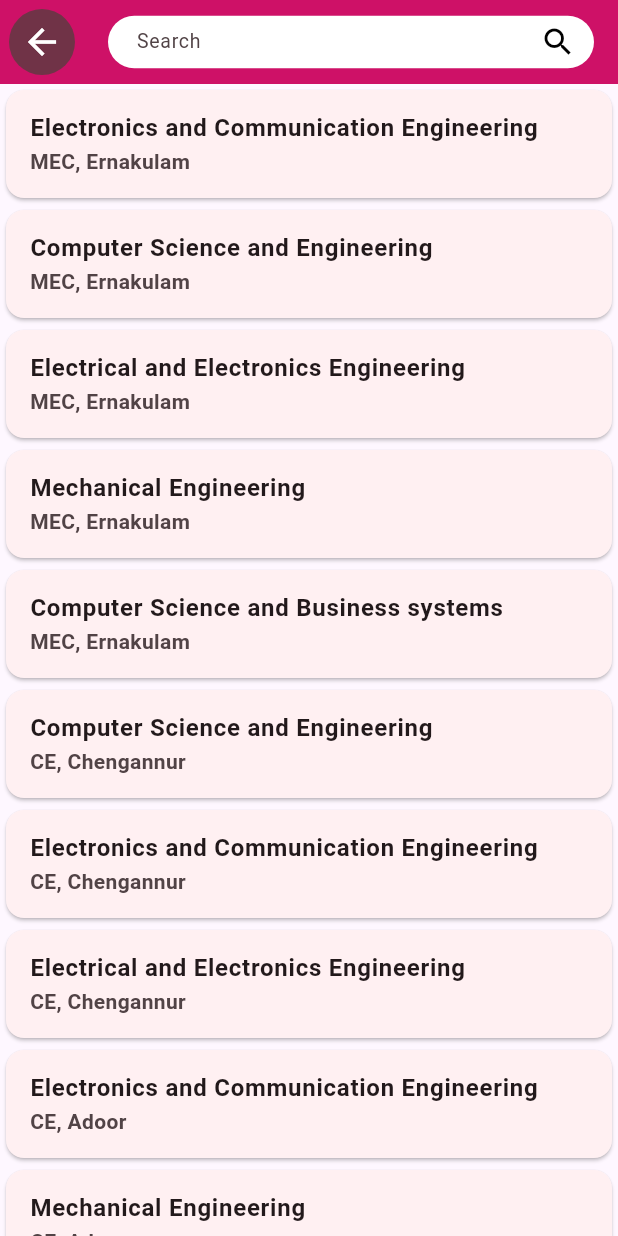
After one commit to MaheswariDarish/fluttermp, a Flutter app: the SearchPage screen opened directly, on a phone screen of 412 x 824 dp. The commit adds this screen. Run offline on Flutter 3.47's test engine with Material 3 defaults, Android fonts, the phone set to English and light mode, and no system bars; our stand-ins replace carousel_slider, cloud_firestore, firebase_core, firebase_messaging, get, google_fonts and 3 more; missing offline and left inert: syncfusion_flutter_pdfviewer; accounts and stored records are empty.

Commit message:
search added routing not done

```diff
--- a/lib/institutions/institution_class.dart
+++ b/lib/institutions/institution_class.dart
@@ -5,6 +5,7 @@ class InstitutionObject {
   final Widget page;
   const InstitutionObject({required this.name, required this.page});
 }
+
 
 class Poly {
   final String name,
--- a/lib/screens/SreenHome.dart
+++ b/lib/screens/SreenHome.dart
@@ -2,7 +2,7 @@ import 'package:flutter/material.dart';
 import 'package:flutter_application_1/screens/gridScreens/NoticePage.dart';
 import 'package:flutter_application_1/screens/ScreenMap.dart';
 import 'package:flutter_application_1/screens/ScreenNotifications.dart';
-
+import 'package:flutter_application_1/screens/search/search_page.dart';
   import 'package:flutter_application_1/screens/StartingScreen.dart';
 
 class ScreenHome extends StatefulWidget {
@@ -44,6 +44,24 @@ class _ScreenHomeState extends State<ScreenHome> {
       appBar: AppBar(
         title: Text(screenNow == "StartingScreen" ? "Home" : "IHRD"),
         centerTitle: true,
+        iconTheme: const IconThemeData(color: Colors.white, size: 28),
+          actions: [
+            IconButton(
+              onPressed: () {
+                Navigator.of(context).push(
+                  PageRouteBuilder(
+                    pageBuilder: (_, __, ___) => SearchPage(),
+                    transitionDuration: Duration(milliseconds: 500),
+                    transitionsBuilder: (_, a, __, c) =>
+                        FadeTransition(opacity: a, child: c),
+                  ),
+                );
+              },
+              icon: const Icon(
+                Icons.search,
+                color: Colors.white,
+              ),
+            ),],
       ),
       drawer: Drawer(
           backgroundColor: Theme.of(context).appBarTheme.backgroundColor,
--- /dev/null
+++ b/lib/screens/search/course_model.dart
@@ -0,0 +1,17 @@
+class InstitutionObject {
+  final String name;
+  final String page;
+
+  InstitutionObject({required this.name, required this.page});
+}
+
+class CourseModal extends InstitutionObject {
+  final String courseName;
+  final String collegeName;
+
+  CourseModal({
+    required this.courseName,
+    required this.collegeName,
+    required String page,
+  }) : super(name: courseName, page: page);
+}
--- /dev/null
+++ b/lib/screens/search/search_page.dart
@@ -0,0 +1,141 @@
+import 'package:flutter/material.dart';
+import 'package:flutter_application_1/colors.dart';
+import 'package:flutter_application_1/screens/search/course_model.dart';
+import 'package:flutter_application_1/college_list/Engineering/college_list.dart';
+import 'package:flutter_application_1/institutions/1_engineering_colleges/college_detail/college_page.dart';
+class SearchPage extends StatefulWidget {
+  const SearchPage({super.key});
+
+  @override
+  State<SearchPage> createState() => _SearchState();
+}
+
+class _SearchState extends State<SearchPage> {
+  TextEditingController _searchController = TextEditingController();
+
+  //Dummy List of Courses and Colleges
+  static List<CourseModal> course_list = [
+    //Courses
+    CourseModal(
+        courseName: "Electronics and Communication Engineering ",
+        collegeName: "MEC, Ernakulam",
+        page:engineering_college_list[1].page.toString()),
+    CourseModal(
+        collegeName: "MEC, Ernakulam",
+        courseName: "Computer Science and Engineering",page:engineering_college_list[1].page.toString()),
+    CourseModal(
+        collegeName: "MEC, Ernakulam",
+        courseName: "Electrical and Electronics Engineering",page:engineering_college_list[1].page.toString()),
+    CourseModal(
+        collegeName: "MEC, Ernakulam", courseName: "Mechanical Engineering",page:engineering_college_list[1].page.toString()),
+    CourseModal(
+        collegeName: "MEC, Ernakulam",
+        courseName: "Computer Science and Business systems",page:engineering_college_list[1].page.toString()),
+
+    CourseModal(
+        collegeName: "CE, Chengannur",
+        courseName: "Computer Science and Engineering",page:engineering_college_list[2].page.toString()),
+
+    CourseModal(
+        collegeName: "CE, Chengannur",
+        courseName: "Electronics and Communication Engineering",page:engineering_college_list[2].page.toString()),
+
+    CourseModal(
+        collegeName: "CE, Chengannur",
+        courseName: "Electrical and Electronics Engineering",page:engineering_college_list[2].page.toString()),
+
+    CourseModal(
+        collegeName: "CE, Adoor",
+        courseName: "Electronics and Communication Engineering",page:engineering_college_list[3].page.toString()),
+
+    CourseModal(
+        collegeName: "CE, Adoor", courseName: "Mechanical Engineering ",page:engineering_college_list[3].page.toString()),
+
+    CourseModal(
+        collegeName: "CE, Adoor",
+        courseName: "Computer Science and Engineering",page:engineering_college_list[3].page.toString()),
+
+    CourseModal(
+        collegeName: "CE, Adoor",
+        courseName: "Electrical and Electronics Engineering",page:engineering_college_list[3].page.toString()),
+  ];
+
+  //List to Display and Filter
+  List<CourseModal> searchList = List.from(course_list);
+
+  //Function to Filter List
+  List<CourseModal> result = [];
+  void updateList(String searchTerms) {
+    setState(() {
+      result = course_list
+          .where((element) => element.courseName
+              .toLowerCase()
+              .contains(searchTerms.toLowerCase()))
+          .toList();
+    });
+
+    setState(() {
+      searchList = result;
+    });
+  }
+    void navigateToPage(String page) {
+    Navigator.pushNamed(context, page);
+  }
+
+  @override
+   Widget build(BuildContext context) {
+    return Scaffold(
+      appBar: AppBar(
+        title: SizedBox(
+          height: 35,
+          child: TextField(
+            onChanged: (value) => updateList(value),
+            controller: _searchController,
+            maxLines: 1,
+            style: const TextStyle(fontSize: 13),
+            decoration: const InputDecoration(
+              contentPadding: EdgeInsets.symmetric(horizontal: 15),
+              hintText: 'Search',
+              filled: true,
+              suffixIcon: Icon(
+                Icons.search,
+                color: Colors.black,
+              ),
+              fillColor: Colors.white,
+              border: OutlineInputBorder(
+                borderRadius: BorderRadius.all(
+                  Radius.circular(100.0),
+                ),
+                borderSide: BorderSide.none,
+              ),
+            ),
+          ),
+        ),
+        elevation: 0,
+        backgroundColor: mainColor,
+        iconTheme: const IconThemeData(color: Colors.white, size: 28),
+      ),
+      body: ListView.builder(
+        itemCount: searchList.length,
+        itemBuilder: (context, index) {
+          return Card(
+            child: ListTile(
+              title: Text(
+                searchList[index].courseName,
+                style: const TextStyle(fontSize: 16, fontWeight: FontWeight.w600),
+              ),
+              subtitle: Text(
+                searchList[index].collegeName,
+                style: const TextStyle(fontSize: 14, fontWeight: FontWeight.bold),
+              ),
+              onTap: () {
+                // Navigate to the selected page
+                navigateToPage(searchList[index].page);
+              },
+            ),
+          );
+        },
+      ),
+    );
+  }
+}
```
